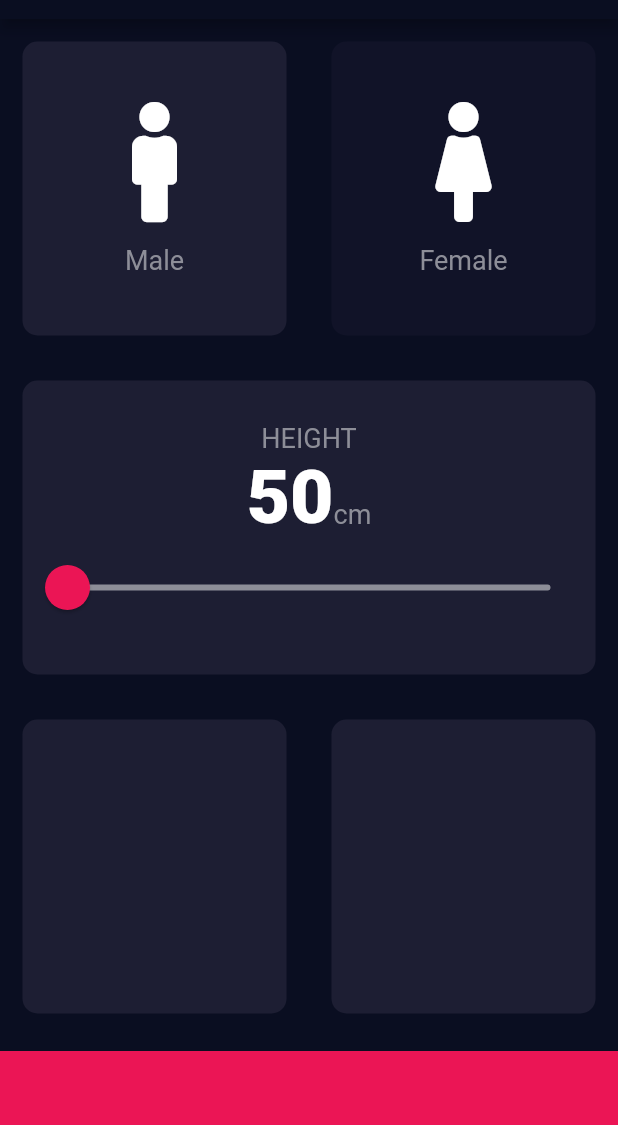
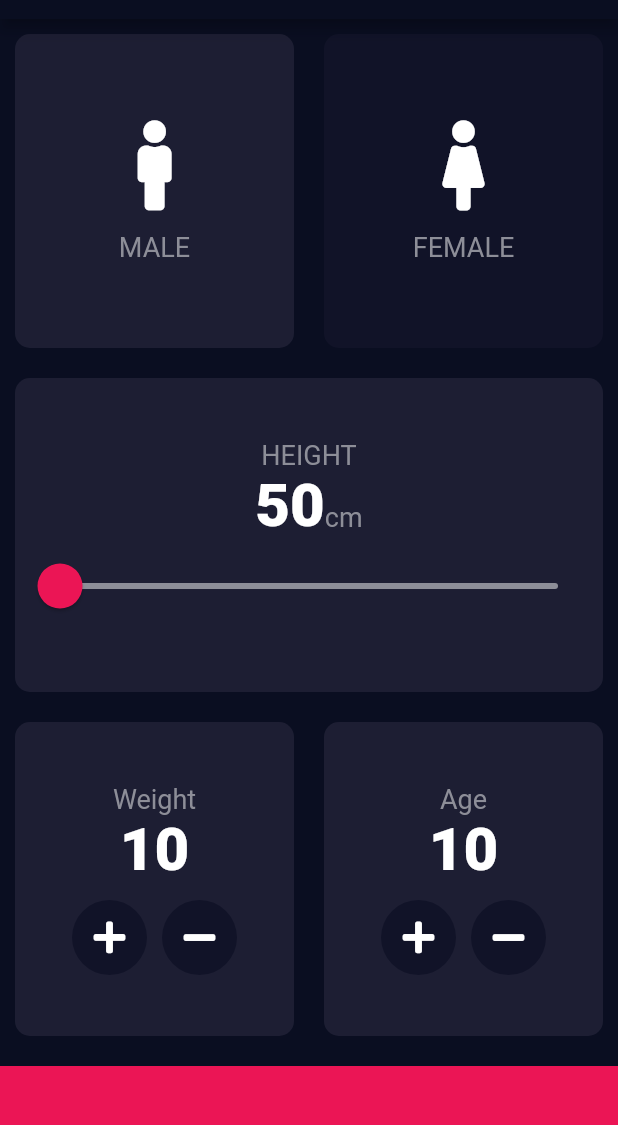
Before and after one commit to ishvar99/flutter_bmi_calculator, a Flutter app: the screen it shows after launch, on a phone screen of 412 x 824 dp, the part 65-1190 px from its top. Run offline on Flutter 3.47's test engine with Material 2 defaults, Android fonts, the phone set to English and light mode, and no system bars; our stand-ins replace font_awesome_flutter.

Commit message:
improved styling and added dynamic widgets for weight and age containers

```diff
--- a/lib/main.dart
+++ b/lib/main.dart
@@ -16,7 +16,7 @@ class MyApp extends StatelessWidget {
                 color: Color(0xFF8D8E98),
               ),
               display2: TextStyle(
-                fontSize: 50,
+                fontSize: 40,
                 fontWeight: FontWeight.w900
               )
             )),
--- a/lib/screens/home.dart
+++ b/lib/screens/home.dart
@@ -1,3 +1,5 @@
+import 'package:bmicalculator/widgets/button.dart';
+import 'package:bmicalculator/widgets/myData.dart';
 import 'package:flutter/cupertino.dart';
 import 'package:flutter/material.dart';
 import '../widgets/myCard.dart';
@@ -6,7 +8,7 @@ import 'package:font_awesome_flutter/font_awesome_flutter.dart';
 
 const activeCardColor = Color(0xFF1D1E33);
 const inactiveCardColor = Color(0xFF111328);
-const bottomContainerHeight = 80.0;
+const bottomContainerHeight = 70.0;
 const bottomContainerColor = Color(0xFFEB1555);
 enum Gender { male, female }
 
@@ -18,6 +20,7 @@ class Home extends StatefulWidget {
 class _HomeState extends State<Home> {
   Gender selectedGender = Gender.male;
   double sliderValue = 50.0;
+  int weight=10;
   @override
   Widget build(BuildContext context) {
     return Scaffold(
@@ -39,7 +42,7 @@ class _HomeState extends State<Home> {
                       },
                       cardChild: iconContent(
                         icon: FontAwesomeIcons.male,
-                        iconLabel: 'Male',
+                        iconLabel: 'MALE',
                       ),
                       color: selectedGender == Gender.male
                           ? activeCardColor
@@ -54,7 +57,7 @@ class _HomeState extends State<Home> {
                     },
                     cardChild: iconContent(
                       icon: FontAwesomeIcons.female,
-                      iconLabel: 'Female',
+                      iconLabel: 'FEMALE',
                     ),
                     color: selectedGender == Gender.female
                         ? activeCardColor
@@ -65,10 +68,10 @@ class _HomeState extends State<Home> {
             ),
           ),
           Expanded(
+
             child: myCard(
               cardChild: Column(
                 mainAxisAlignment: MainAxisAlignment.center,
-                crossAxisAlignment: CrossAxisAlignment.center,
                 children: <Widget>[
                   Text(
                     'HEIGHT',
@@ -88,19 +91,19 @@ class _HomeState extends State<Home> {
                   ),
                   SliderTheme(
                     data: SliderThemeData(
-                      thumbShape: RoundSliderThumbShape(
-                        enabledThumbRadius: 15.0,
-                      ),
-                      activeTrackColor:Colors.white,
-                      inactiveTrackColor: Color(0xFF8D8E98),
-                      overlayShape: RoundSliderOverlayShape(overlayRadius: 30.0,),
-                      thumbColor:Color(0xFFEB1555),
-                      overlayColor: Color(0x29EB1555)
-                    ),
+                        thumbShape: RoundSliderThumbShape(
+                          enabledThumbRadius: 15.0,
+                        ),
+                        activeTrackColor: Colors.white,
+                        inactiveTrackColor: Color(0xFF8D8E98),
+                        overlayShape: RoundSliderOverlayShape(
+                          overlayRadius: 30.0,
+                        ),
+                        thumbColor: Color(0xFFEB1555),
+                        overlayColor: Color(0x29EB1555)),
                     child: Slider(
                       min: 50.0,
                       max: 350.0,
-
                       value: sliderValue,
                       onChanged: (val) {
                         setState(() {
@@ -119,11 +122,13 @@ class _HomeState extends State<Home> {
               children: <Widget>[
                 Expanded(
                   child: myCard(
+                    cardChild: MyData(label: 'Weight'),
                     color: activeCardColor,
                   ),
                 ),
                 Expanded(
                   child: myCard(
+                    cardChild: MyData(label: 'Age',),
                     color: activeCardColor,
                   ),
                 )
--- /dev/null
+++ b/lib/widgets/button.dart
@@ -0,0 +1,16 @@
+import 'package:flutter/material.dart';
+class Button extends StatelessWidget {
+
+  final IconData icon;
+  Button({this.icon});
+  @override
+  Widget build(BuildContext context) {
+    return GestureDetector(
+      child: CircleAvatar(
+        backgroundColor: Color(0xFF111328),
+        radius: 25.0,
+        child: Icon(icon,color: Colors.white,),
+      ),
+    );
+  }
+}
--- a/lib/widgets/iconContent.dart
+++ b/lib/widgets/iconContent.dart
@@ -9,7 +9,7 @@ class iconContent extends StatelessWidget {
     return Column(
       mainAxisAlignment: MainAxisAlignment.center,
       children: <Widget>[
-        Icon(icon,size: 80.0,),
+        Icon(icon,size: 60.0,),
         SizedBox(
           height: 15.0,
         ),
--- a/lib/widgets/myCard.dart
+++ b/lib/widgets/myCard.dart
@@ -14,7 +14,7 @@ class myCard extends StatelessWidget {
               borderRadius: BorderRadius.circular(10.0),
               color: color
           ),
-          margin: EdgeInsets.all(15.0)
+          margin: EdgeInsets.all(10.0)
       ),
     );
   }
--- /dev/null
+++ b/lib/widgets/myData.dart
@@ -0,0 +1,33 @@
+import 'package:flutter/material.dart';
+import 'package:font_awesome_flutter/font_awesome_flutter.dart';
+import 'myCard.dart';
+import 'button.dart';
+class MyData extends StatelessWidget {
+  final String label;
+  MyData({this.label});
+  @override
+  Widget build(BuildContext context) {
+    return Column(
+        mainAxisAlignment: MainAxisAlignment.center,
+        children: <Widget>[
+          Text(
+           label,
+            style: Theme.of(context).textTheme.display1,
+          ),
+          Text(
+            "10",
+            style: Theme.of(context).textTheme.display2,
+          ),
+          SizedBox(height: 10.0,),
+          Row(
+            mainAxisAlignment: MainAxisAlignment.center,
+            children: <Widget>[
+                Button(icon:FontAwesomeIcons.plus,),
+                SizedBox(width: 10.0,),
+                Button(icon: FontAwesomeIcons.minus,)
+            ],
+          )
+        ],
+      );
+  }
+}
```
